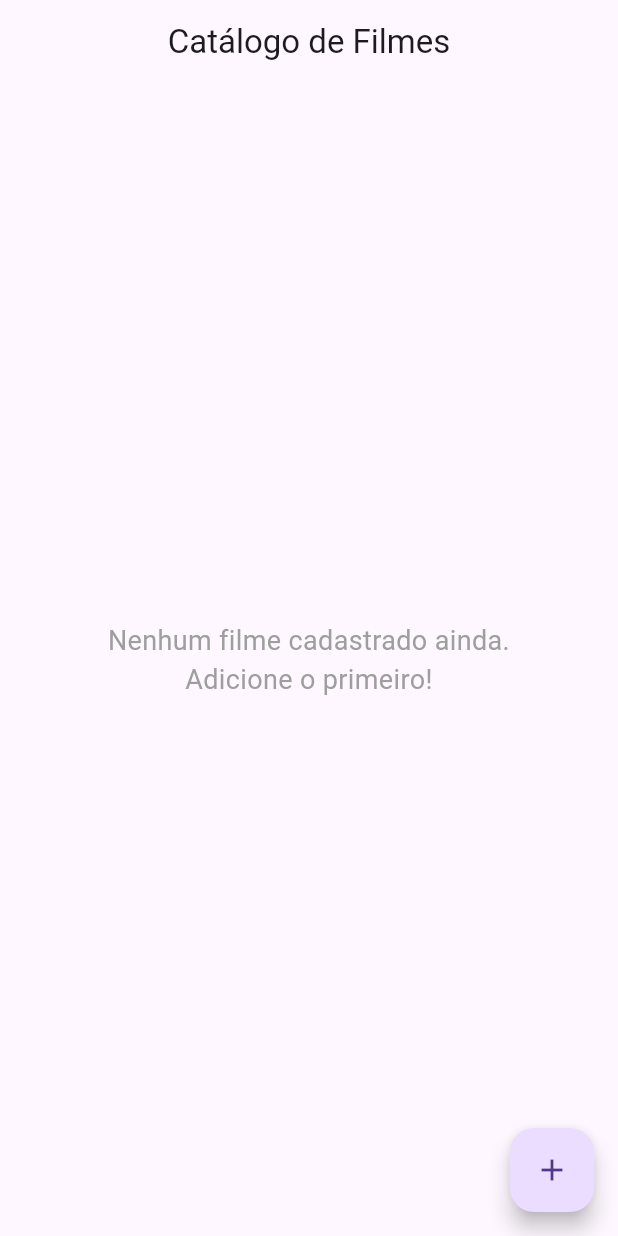
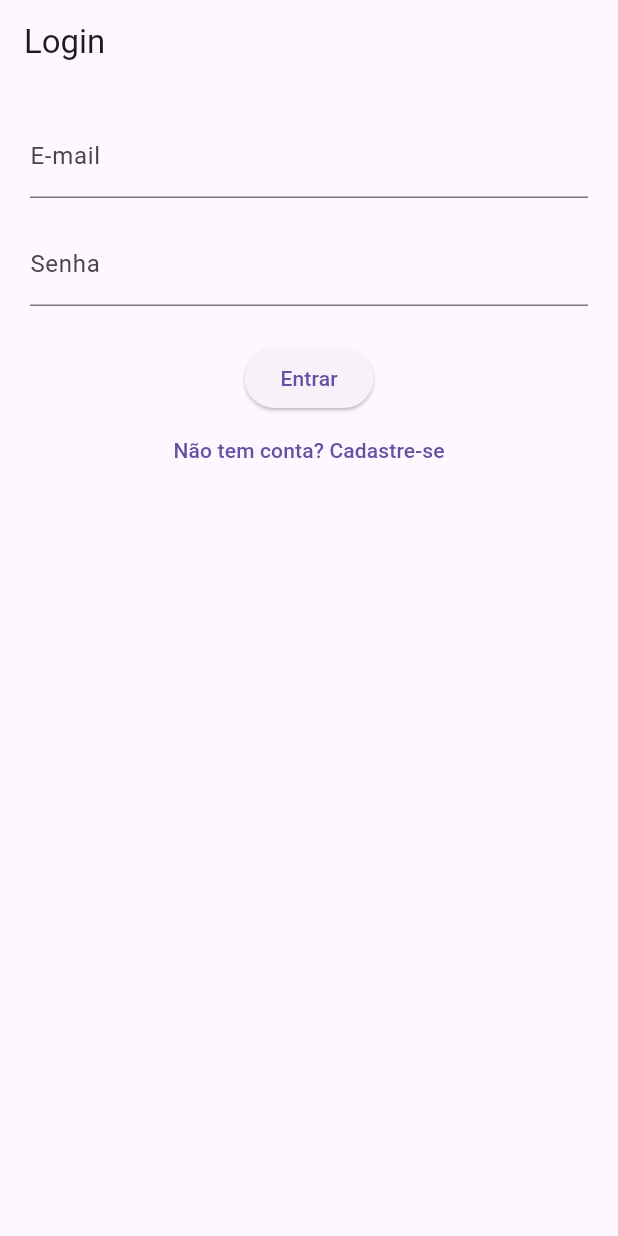
Before and after one commit to MCardosoP/FilmCatalog, a Flutter app: the screen it shows after launch, on a phone screen of 412 x 824 dp. Run offline on Flutter 3.47's test engine with Material 3 defaults, Android fonts, the phone set to English and light mode, and no system bars; our stand-ins replace hive, hive_flutter; accounts and stored records are empty.

Commit message:
Implementação do sistema de login
README atualizado v3

```diff
--- a/lib/controllers/movie_controller.dart
+++ b/lib/controllers/movie_controller.dart
@@ -7,7 +7,6 @@ class MovieController {
   /// Inicializa o Hive e abre (ou cria) a box de filmes
   Future<void> init() async {
     _movieBox = await Hive.openBox<Movie>('movies');
-    print("📦 Box 'movies' aberta. Contém ${_movieBox.length} filmes.");
   }
 
   /// Fecha todas as boxes do Hive
@@ -17,27 +16,23 @@ class MovieController {
 
   /// Retorna todos os filmes cadastrados
   List<Movie> get movies {
-    print("🎬 Recuperando ${_movieBox.length} filmes do Hive...");
     return _movieBox.values.toList();
   }
 
   /// Adiciona um novo filme
   Future<void> addMovie(Movie movie) async {
     final key = await _movieBox.add(movie);
-    print("✅ Filme salvo no Hive! Key: $key | Título: ${movie.title}");
   }
 
   /// Atualiza um filme existente (pelo índice)
   Future<void> updateMovie(int index, Movie updatedMovie) async {
     final key = _movieBox.keyAt(index);
     await _movieBox.put(key, updatedMovie);
-    print("✏️ Filme atualizado! Key: $key | Novo título: ${updatedMovie.title}");
   }
 
   /// Remove um filme pelo índice
   Future<void> deleteMovie(int index) async {
     final key = _movieBox.keyAt(index);
     await _movieBox.delete(key);
-    print("🗑️ Filme removido! Key: $key");
   }
 }
--- a/lib/main.dart
+++ b/lib/main.dart
@@ -1,29 +1,29 @@
 import 'package:flutter/material.dart';
 import 'package:hive_flutter/hive_flutter.dart';
-import 'views/home_page.dart';
 import 'models/movie.dart';
+import 'models/user.dart';
+import 'views/login_page.dart';
 
-/// Ponto de entrada do aplicativo.
 void main() async {
   WidgetsFlutterBinding.ensureInitialized();
-  await Hive.initFlutter(); // Inicializa o Hive
-  if (!Hive.isAdapterRegistered(0)) {
-    Hive.registerAdapter(MovieAdapter());
-  }
-  runApp(const MovieApp());
+  await Hive.initFlutter();
+
+  if (!Hive.isAdapterRegistered(0)) Hive.registerAdapter(MovieAdapter());
+  if (!Hive.isAdapterRegistered(1)) Hive.registerAdapter(UserAdapter());
+
+  runApp(const MyApp());
 }
 
-/// Widget raiz do aplicativo.
-class MovieApp extends StatelessWidget {
-  const MovieApp({Key? key}): super(key: key);
+class MyApp extends StatelessWidget {
+  const MyApp({super.key});
 
   @override
   Widget build(BuildContext context) {
     return MaterialApp(
+      title: 'Catálogo de Filmes',
+      theme: ThemeData(primarySwatch: Colors.deepPurple),
+      home: const LoginPage(),
       debugShowCheckedModeBanner: false,
-      title: 'Catálogo de Filmes',
-      theme: ThemeData(primarySwatch: Colors.blue),
-      home: const HomePage(), // Tela inicial do app
     );
   }
 }
--- /dev/null
+++ b/lib/models/user.dart
@@ -0,0 +1,13 @@
+import 'package:hive/hive.dart';
+part 'user.g.dart';
+
+@HiveType(typeId: 1)
+class User extends HiveObject {
+  @HiveField(0)
+  String email;
+
+  @HiveField(1)
+  String password; // senha criptografada
+
+  User({required this.email, required this.password});
+}
--- /dev/null
+++ b/lib/views/login_page.dart
@@ -0,0 +1,101 @@
+import 'package:flutter/material.dart';
+import '../controllers/auth_controller.dart';
+import 'home_page.dart';
+import 'register_page.dart';
+
+class LoginPage extends StatefulWidget {
+  const LoginPage({super.key});
+
+  @override
+  State<LoginPage> createState() => _LoginPageState();
+}
+
+class _LoginPageState extends State<LoginPage> {
+  final AuthController _authController = AuthController();
+  final _emailController = TextEditingController();
+  final _passwordController = TextEditingController();
+  final _formKey = GlobalKey<FormState>();
+  bool _loading = false;
+
+  @override
+  void initState() {
+    super.initState();
+    _authController.init().then((_) {
+      final user = _authController.currentUser;
+      if (user != null) {
+        Navigator.pushReplacement(
+          context,
+          MaterialPageRoute(builder: (_) => const HomePage()),
+        );
+      }
+    });
+  }
+
+  void _login() async {
+    if (!_formKey.currentState!.validate()) return;
+
+    setState(() => _loading = true);
+    final error = await _authController.login(
+      _emailController.text.trim(),
+      _passwordController.text.trim(),
+    );
+
+    setState(() => _loading = false);
+
+    if (error != null) {
+      ScaffoldMessenger.of(context).showSnackBar(SnackBar(content: Text(error)));
+    } else {
+      Navigator.pushReplacement(
+        context,
+        MaterialPageRoute(builder: (_) => const HomePage()),
+      );
+    }
+  }
+
+  @override
+  Widget build(BuildContext context) {
+    return Scaffold(
+      appBar: AppBar(title: const Text("Login")),
+      body: Padding(
+        padding: const EdgeInsets.all(20),
+        child: Form(
+          key: _formKey,
+          child: Column(
+            children: [
+              TextFormField(
+                controller: _emailController,
+                decoration: const InputDecoration(labelText: "E-mail"),
+                validator: (v) =>
+                v == null || v.isEmpty ? "Digite seu e-mail" : null,
+              ),
+              const SizedBox(height: 16),
+              TextFormField(
+                controller: _passwordController,
+                obscureText: true,
+                decoration: const InputDecoration(labelText: "Senha"),
+                validator: (v) =>
+                v == null || v.isEmpty ? "Digite sua senha" : null,
+              ),
+              const SizedBox(height: 24),
+              _loading
+                  ? const CircularProgressIndicator()
+                  : ElevatedButton(
+                onPressed: _login,
+                child: const Text("Entrar"),
+              ),
+              TextButton(
+                onPressed: () {
+                  Navigator.push(
+                    context,
+                    MaterialPageRoute(builder: (_) => const RegisterPage()),
+                  );
+                },
+                child: const Text("Não tem conta? Cadastre-se"),
+              ),
+            ],
+          ),
+        ),
+      ),
+    );
+  }
+}
```
Also changed, not shown: lib/controllers/auth_controller.dart (added, +53 -0 lines), lib/views/register_page.dart (added, +140 -0 lines), lib/models/user.g.dart (added), 1 other file.
